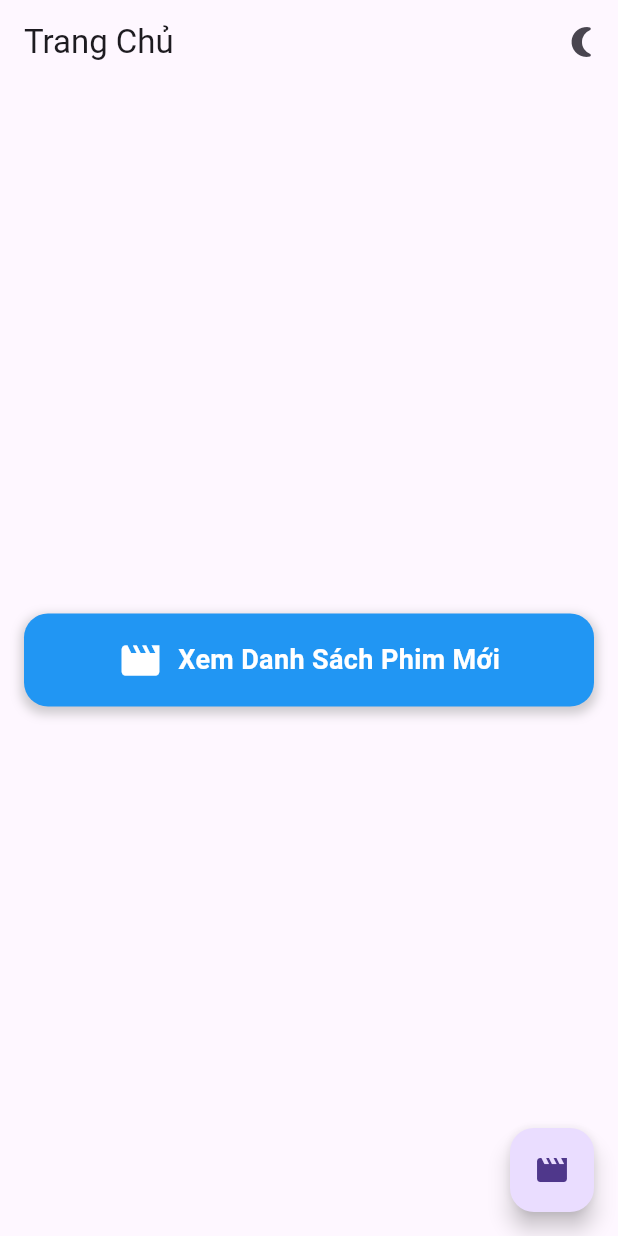
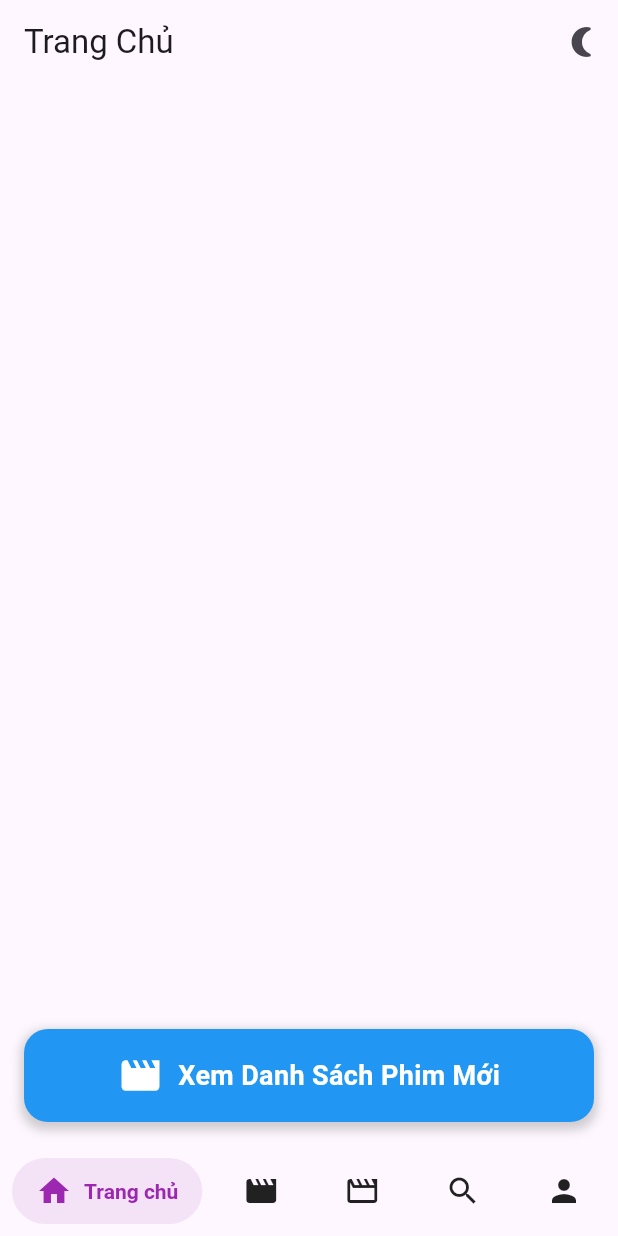
Before and after one commit to Vhaooforjob/movie_app, a Flutter app: the screen it shows after launch, on a phone screen of 412 x 824 dp. Run offline on Flutter 3.47's test engine with Material 3 defaults, Android fonts, the light colour scheme and no system bars; drawn by our look-alikes of salomon_bottom_bar; our stand-ins replace video_player.

Commit message:
update home_page, bottom bar & add search_page

```diff
--- a/lib/main.dart
+++ b/lib/main.dart
@@ -1,137 +1,151 @@
 import 'package:flutter/material.dart';
-import 'package:movie_app/pages/feature_film_page.dart';
-import 'package:movie_app/pages/new_film_page.dart';
+// import 'package:movie_app/pages/feature_film_page.dart';
+// import 'package:movie_app/pages/new_film_page.dart';
+import 'package:movie_app/pages/home_page.dart';
 
 void main() {
-  runApp(MyApp());
+  runApp(const MainApp());
 }
 
-class MyApp extends StatefulWidget {
-  @override
-  _MyAppState createState() => _MyAppState();
-}
-
-class _MyAppState extends State<MyApp> {
-  bool _isDarkMode = false;
-
-  void _toggleTheme() {
-    setState(() {
-      _isDarkMode = !_isDarkMode;
-    });
-  }
+class MainApp extends StatelessWidget {
+  const MainApp({super.key});
 
   @override
   Widget build(BuildContext context) {
-    return MaterialApp(
-      title: 'Phim Mới Cập Nhật',
-      theme: ThemeData(
-        primarySwatch: Colors.blue,
-        visualDensity: VisualDensity.adaptivePlatformDensity,
-      ),
-      darkTheme: ThemeData.dark().copyWith(
-        primaryColor: Colors.blue,
-        hintColor: Colors.blue,
-        visualDensity: VisualDensity.adaptivePlatformDensity,
-      ),
-      themeMode: _isDarkMode ? ThemeMode.dark : ThemeMode.light,
-      home: HomePage(
-        toggleTheme: _toggleTheme,
-        isDarkMode: _isDarkMode,
-      ),
-    );
+    return MaterialApp(home: MyApp());
   }
 }
 
-class HomePage extends StatelessWidget {
-  final VoidCallback toggleTheme;
-  final bool isDarkMode;
+// void main() {
+//   runApp(MyApp());
+// }
 
-  HomePage({required this.toggleTheme, required this.isDarkMode});
+// class MyApp extends StatefulWidget {
+//   @override
+//   _MyAppState createState() => _MyAppState();
+// }
 
-  @override
-  Widget build(BuildContext context) {
-    return Scaffold(
-      appBar: AppBar(
-        title: Text('Trang Chủ'),
-        actions: [
-          IconButton(
-            icon: Icon(isDarkMode ? Icons.wb_sunny : Icons.nightlight_round),
-            onPressed: toggleTheme,
-          ),
-        ],
-      ),
-      body: Center(
-        child: Column(
-          mainAxisAlignment: MainAxisAlignment.center,
-          children: [
-            GestureDetector(
-              onTap: () {
-                Navigator.push(
-                  context,
-                  MaterialPageRoute(
-                    builder: (context) => NewFilmPage(
-                      toggleTheme: toggleTheme,
-                      isDarkMode: isDarkMode,
-                    ),
-                  ),
-                );
-              },
-              child: Container(
-                margin: EdgeInsets.all(16.0),
-                decoration: BoxDecoration(
-                  borderRadius: BorderRadius.circular(16.0),
-                  color: Colors.blue,
-                  boxShadow: [
-                    BoxShadow(
-                      color: Colors.grey.withOpacity(0.5),
-                      spreadRadius: 2,
-                      blurRadius: 5,
-                      offset: Offset(0, 3),
-                    ),
-                  ],
-                ),
-                child: Padding(
-                  padding: EdgeInsets.all(16.0),
-                  child: Row(
-                    mainAxisAlignment: MainAxisAlignment.center,
-                    children: [
-                      Icon(
-                        Icons.movie,
-                        color: Colors.white,
-                        size: 30.0,
-                      ),
-                      SizedBox(width: 10.0),
-                      Text(
-                        'Xem Danh Sách Phim Mới',
-                        style: TextStyle(
-                          fontSize: 18.0,
-                          fontWeight: FontWeight.bold,
-                          color: Colors.white,
-                        ),
-                      ),
-                    ],
-                  ),
-                ),
-              ),
-            ),
-          ],
-        ),
-      ),
-      floatingActionButton: FloatingActionButton(
-        onPressed: () {
-          Navigator.push(
-            context,
-            MaterialPageRoute(
-              builder: (context) => FeatureFilmPage(
-                toggleTheme: toggleTheme,
-                isDarkMode: isDarkMode,
-              ),
-            ),
-          );
-        },
-        tooltip: 'Phim Lẻ',
-        child: Icon(Icons.movie),
-      ),
-    );
-  }
-}
+// class _MyAppState extends State<MyApp> {
+//   bool _isDarkMode = false;
+
+//   void _toggleTheme() {
+//     setState(() {
+//       _isDarkMode = !_isDarkMode;
+//     });
+//   }
+
+//   @override
+//   Widget build(BuildContext context) {
+//     return MaterialApp(
+//       title: 'Phim Mới Cập Nhật',
+//       theme: ThemeData(
+//         primarySwatch: Colors.blue,
+//         visualDensity: VisualDensity.adaptivePlatformDensity,
+//       ),
+//       darkTheme: ThemeData.dark().copyWith(
+//         primaryColor: Colors.blue,
+//         hintColor: Colors.blue,
+//         visualDensity: VisualDensity.adaptivePlatformDensity,
+//       ),
+//       themeMode: _isDarkMode ? ThemeMode.dark : ThemeMode.light,
+//       home: HomePage(
+//         toggleTheme: _toggleTheme,
+//         isDarkMode: _isDarkMode,
+//       ),
+//     );
+//   }
+// }
+
+// class HomePage extends StatelessWidget {
+//   final VoidCallback toggleTheme;
+//   final bool isDarkMode;
+
+//   HomePage({required this.toggleTheme, required this.isDarkMode});
+
+//   @override
+//   Widget build(BuildContext context) {
+//     return Scaffold(
+//       appBar: AppBar(
+//         title: Text('Trang Chủ'),
+//         actions: [
+//           IconButton(
+//             icon: Icon(isDarkMode ? Icons.wb_sunny : Icons.nightlight_round),
+//             onPressed: toggleTheme,
+//           ),
+//         ],
+//       ),
+//       body: Center(
+//         child: Column(
+//           mainAxisAlignment: MainAxisAlignment.center,
+//           children: [
+//             GestureDetector(
+//               onTap: () {
+//                 Navigator.push(
+//                   context,
+//                   MaterialPageRoute(
+//                     builder: (context) => NewFilmPage(
+//                       toggleTheme: toggleTheme,
+//                       isDarkMode: isDarkMode,
+//                     ),
+//                   ),
+//                 );
+//               },
+//               child: Container(
+//                 margin: EdgeInsets.all(16.0),
+//                 decoration: BoxDecoration(
+//                   borderRadius: BorderRadius.circular(16.0),
+//                   color: Colors.blue,
+//                   boxShadow: [
+//                     BoxShadow(
+//                       color: Colors.grey.withOpacity(0.5),
+//                       spreadRadius: 2,
+//                       blurRadius: 5,
+//                       offset: Offset(0, 3),
+//                     ),
+//                   ],
+//                 ),
+//                 child: Padding(
+//                   padding: EdgeInsets.all(16.0),
+//                   child: Row(
+//                     mainAxisAlignment: MainAxisAlignment.center,
+//                     children: [
+//                       Icon(
+//                         Icons.movie,
+//                         color: Colors.white,
+//                         size: 30.0,
+//                       ),
+//                       SizedBox(width: 10.0),
+//                       Text(
+//                         'Xem Danh Sách Phim Mới',
+//                         style: TextStyle(
+//                           fontSize: 18.0,
+//                           fontWeight: FontWeight.bold,
+//                           color: Colors.white,
+//                         ),
+//                       ),
+//                     ],
+//                   ),
+//                 ),
+//               ),
+//             ),
+//           ],
+//         ),
+//       ),
+//       floatingActionButton: FloatingActionButton(
+//         onPressed: () {
+//           Navigator.push(
+//             context,
+//             MaterialPageRoute(
+//               builder: (context) => FeatureFilmPage(
+//                 toggleTheme: toggleTheme,
+//                 isDarkMode: isDarkMode,
+//               ),
+//             ),
+//           );
+//         },
+//         tooltip: 'Phim Lẻ',
+//         child: Icon(Icons.movie),
+//       ),
+//     );
+//   }
+// }
--- /dev/null
+++ b/lib/pages/home_page.dart
@@ -0,0 +1,226 @@
+import 'package:flutter/material.dart';
+import 'package:movie_app/pages/feature_film_page.dart';
+import 'package:movie_app/pages/new_film_page.dart';
+import 'package:movie_app/pages/search_page.dart';
+import 'package:movie_app/pages/series_film_page.dart';
+import 'package:salomon_bottom_bar/salomon_bottom_bar.dart';
+
+void main() {
+  runApp(MyApp());
+}
+
+class MyApp extends StatefulWidget {
+  @override
+  _MyAppState createState() => _MyAppState();
+}
+
+class _MyAppState extends State<MyApp> {
+  bool _isDarkMode = false;
+  int _currentIndex = 0;
+
+  void _toggleTheme() {
+    setState(() {
+      _isDarkMode = !_isDarkMode;
+    });
+  }
+
+  @override
+  Widget build(BuildContext context) {
+    final List<Widget> _pages = [
+      HomePage(
+          toggleTheme: _toggleTheme,
+          isDarkMode: _isDarkMode), //bottom bar - page 1
+      FeatureFilmPage(
+          toggleTheme: _toggleTheme,
+          isDarkMode: _isDarkMode), //bottom bar - page 2
+      SeriesFilmPage(
+          toggleTheme: _toggleTheme,
+          isDarkMode: _isDarkMode), //bottom bar - page 3
+      SearchBarApp(
+          toggleTheme: _toggleTheme,
+          isDarkMode: _isDarkMode), //bottom bar - page 4
+      NewFilmPage(
+          toggleTheme: _toggleTheme,
+          isDarkMode: _isDarkMode), //bottom bar - page 5
+    ];
+    return MaterialApp(
+      title: 'Phim Mới Cập Nhật',
+      theme: ThemeData(
+        primarySwatch: Colors.blue,
+        visualDensity: VisualDensity.adaptivePlatformDensity,
+      ),
+      darkTheme: ThemeData.dark().copyWith(
+        primaryColor: Colors.blue,
+        hintColor: Colors.blue,
+        visualDensity: VisualDensity.adaptivePlatformDensity,
+      ),
+      themeMode: _isDarkMode ? ThemeMode.dark : ThemeMode.light,
+      home: Scaffold(
+        // appBar: AppBar(
+        //     // title: Text('Trang Chủ'),
+        //     // actions: [
+        //     //   IconButton(
+        //     //     icon: Icon(_isDarkMode ? Icons.wb_sunny : Icons.nightlight_round),
+        //     //     onPressed: _toggleTheme,
+        //     //   ),
+        //     // ],
+        //     ),
+        body: _pages[_currentIndex],
+        bottomNavigationBar: SalomonBottomBar(
+          currentIndex: _currentIndex,
+          onTap: (index) {
+            setState(() {
+              _currentIndex = index;
+            });
+          },
+          items: [
+            /// Home
+            SalomonBottomBarItem(
+              icon: Icon(Icons.home),
+              title: Text("Trang chủ"),
+              selectedColor: Colors.purple,
+            ),
+            SalomonBottomBarItem(
+              icon: Icon(Icons.movie_creation_sharp),
+              title: Text("Phim lẻ"),
+              selectedColor: Colors.pink,
+            ),
+            SalomonBottomBarItem(
+              icon: Icon(Icons.movie_creation_outlined),
+              title: Text("Phim bộ"),
+              selectedColor: Colors.pink,
+            ),
+
+            /// Search
+            SalomonBottomBarItem(
+              icon: Icon(Icons.search),
+              title: Text("Search"),
+              selectedColor: Colors.orange,
+            ),
+
+            /// Profile
+            SalomonBottomBarItem(
+              icon: Icon(Icons.person),
+              title: Text("Profile"),
+              selectedColor: Colors.teal,
+            ),
+          ],
+        ),
+      ),
+    );
+  }
+}
+
+class HomePage extends StatelessWidget {
+  final VoidCallback toggleTheme;
+  final bool isDarkMode;
+
+  HomePage({required this.toggleTheme, required this.isDarkMode});
+
+  @override
+  Widget build(BuildContext context) {
+    return Scaffold(
+      appBar: AppBar(
+        title: Text('Trang Chủ'),
+        actions: [
+          IconButton(
+            icon: Icon(isDarkMode ? Icons.wb_sunny : Icons.nightlight_round),
+            onPressed: toggleTheme,
+          ),
+        ],
+      ),
+      body: Center(
+        child: Column(
+          mainAxisAlignment: MainAxisAlignment.end,
+          children: [
+            GestureDetector(
+              onTap: () {
+                Navigator.push(
+                  context,
+                  MaterialPageRoute(
+                    builder: (context) => NewFilmPage(
+                      toggleTheme: toggleTheme,
+                      isDarkMode: isDarkMode,
+                    ),
+                  ),
+                );
+              },
+              child: Container(
+                margin: EdgeInsets.all(16.0),
+                decoration: BoxDecoration(
+                  borderRadius: BorderRadius.circular(16.0),
+                  color: Colors.blue,
+                  boxShadow: [
+                    BoxShadow(
+                      color: Colors.grey.withOpacity(0.5),
+                      spreadRadius: 2,
+                      blurRadius: 5,
+                      offset: Offset(0, 3),
+                    ),
+                  ],
+                ),
+                child: Padding(
+                  padding: EdgeInsets.all(16.0),
+                  child: Row(
+                    mainAxisAlignment: MainAxisAlignment.center,
+                    children: [
+                      Icon(
+                        Icons.movie,
+                        color: Colors.white,
+                        size: 30.0,
+                      ),
+                      SizedBox(width: 10.0),
+                      Text(
+                        'Xem Danh Sách Phim Mới',
+                        style: TextStyle(
+                          fontSize: 18.0,
+                          fontWeight: FontWeight.bold,
+                          color: Colors.white,
+                        ),
+                      ),
+                    ],
+                  ),
+                ),
+              ),
+            ),
+          ],
+        ),
+      ),
+      // floatingActionButton: Row(
+      //   mainAxisAlignment: MainAxisAlignment.center,
+      //   children: [
+      //     FloatingActionButton(
+      //       onPressed: () {
+      //         Navigator.push(
+      //           context,
+      //           MaterialPageRoute(
+      //             builder: (context) => FeatureFilmPage(
+      //               toggleTheme: toggleTheme,
+      //               isDarkMode: isDarkMode,
+      //             ),
+      //           ),
+      //         );
+      //       },
+      //       tooltip: 'Phim Lẻ',
+      //       child: Icon(Icons.movie),
+      //     ),
+      //     FloatingActionButton(
+      //       onPressed: () {
+      //         Navigator.push(
+      //           context,
+      //           MaterialPageRoute(
+      //             builder: (context) => SeriesFilmPage(
+      //               toggleTheme: toggleTheme,
+      //               isDarkMode: isDarkMode,
+      //             ),
+      //           ),
+      //         );
+      //       },
+      //       tooltip: 'Phim Bộ',
+      //       child: Icon(Icons.movie),
+      //     )
+      //   ],
+      // ),
+    );
+  }
+}
--- a/pubspec.yaml
+++ b/pubspec.yaml
@@ -17,6 +17,7 @@ dependencies:
   video_player: ^2.2.14
   chewie: ^1.1.2
   flutter_html: ^3.0.0-beta.2
+  salomon_bottom_bar: ^3.3.2
 
 dev_dependencies:
   flutter_test:
```
Also changed, not shown: lib/pages/search_page.dart (added, +72 -0 lines), lib/pages/series_film_page.dart (added, +85 -0 lines), pubspec.lock, 1 other file.
